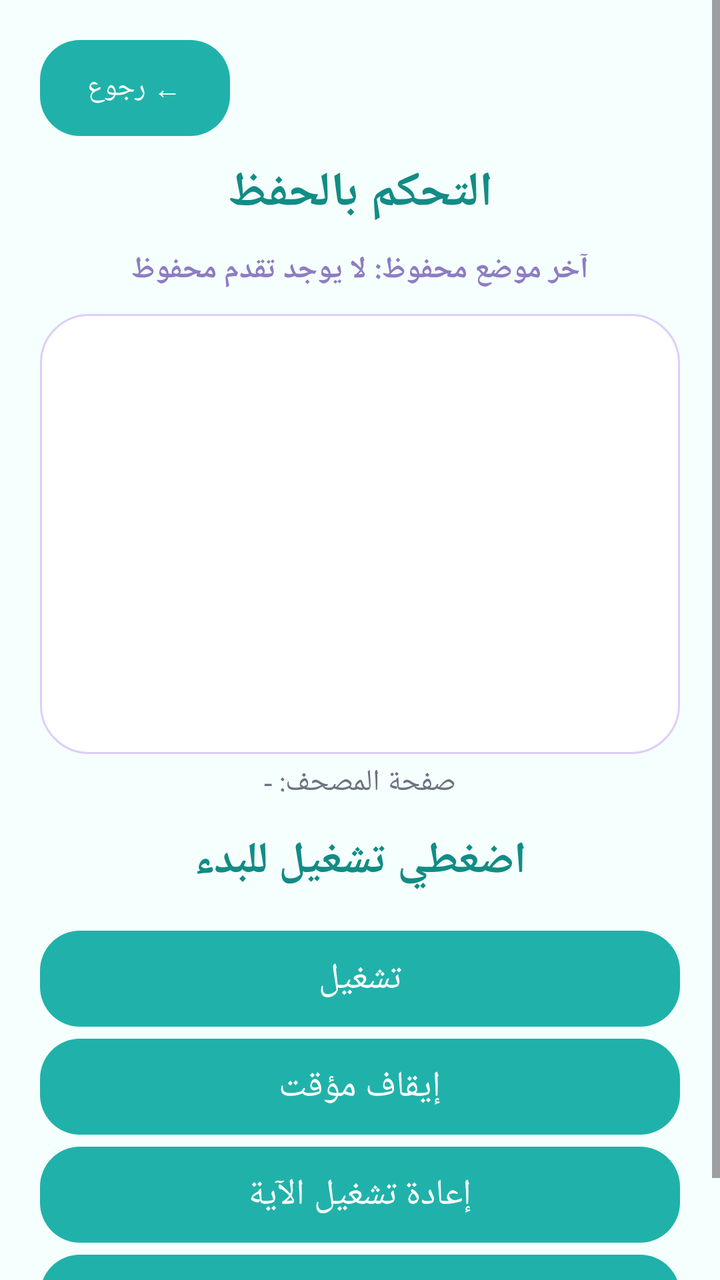
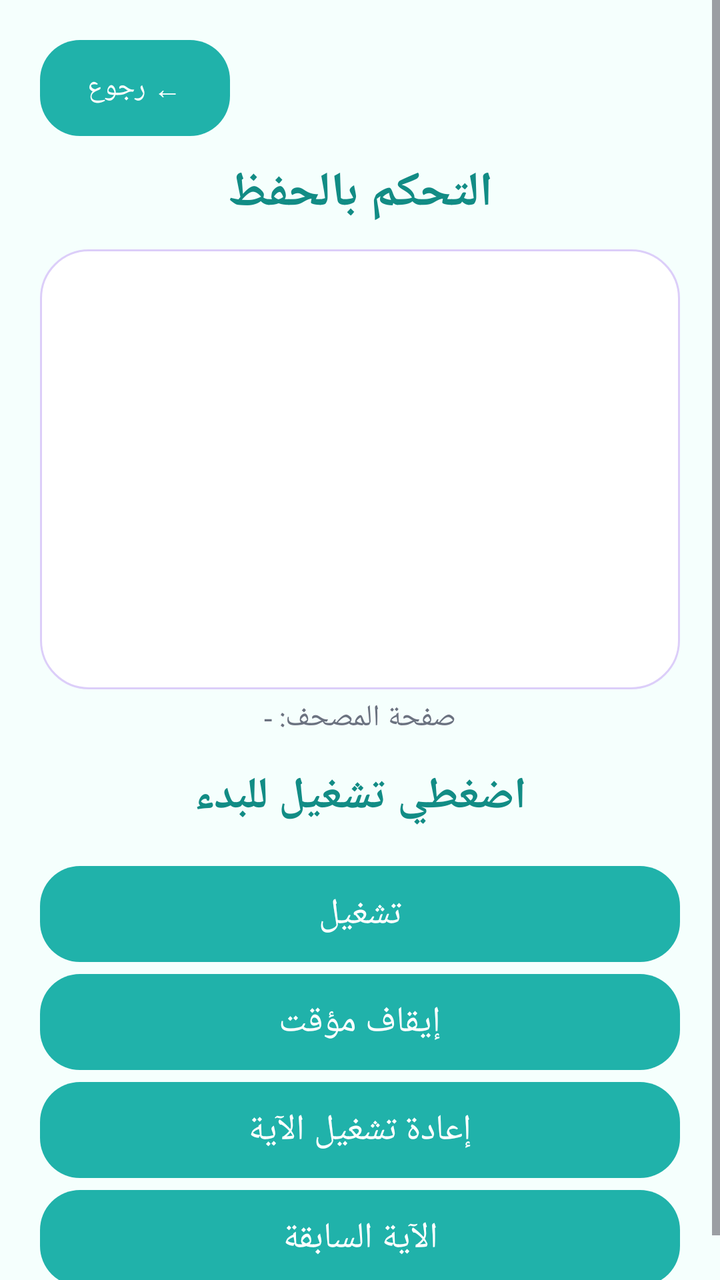

The first picture is an Android layout as it rendered before a commit; the second is the same layout after the commit. The layout source and the unified diff follow.
<!-- AndroidManifest.xml: application theme Theme.Qiraati -->
<!-- res/layout/activity_third.xml -->
<?xml version="1.0" encoding="utf-8"?>
<ScrollView
    xmlns:android="http://schemas.android.com/apk/res/android"
    android:layout_width="match_parent"
    android:layout_height="match_parent"
    android:background="@color/background_light">

    <LinearLayout
        android:layout_width="match_parent"
        android:layout_height="wrap_content"
        android:orientation="vertical"
        android:padding="20dp"
        android:gravity="center_horizontal">

        
        <Button
            android:id="@+id/btnBack"
            android:layout_width="wrap_content"
            android:layout_height="wrap_content"
            android:text="← رجوع"
            android:textAllCaps="false"
            android:textColor="@color/text_light"
            android:background="@drawable/rounded_button"
            android:layout_gravity="start"
            android:layout_marginBottom="12dp"/>

        
        <TextView
            android:id="@+id/tvTitle"
            android:layout_width="wrap_content"
            android:layout_height="wrap_content"
            android:text="التحكم بالحفظ"
            android:textColor="@color/teal_dark"
            android:textSize="24sp"
            android:textStyle="bold"
            android:layout_marginBottom="12dp"/>

        
        <TextView
            android:id="@+id/tvLastProgress"
            android:layout_width="match_parent"
            android:layout_height="wrap_content"
            android:text="آخر موضع محفوظ: لا يوجد تقدم محفوظ"
            android:textColor="@color/purple_main"
            android:textSize="15sp"
            android:textStyle="bold"
            android:gravity="center"
            android:layout_marginBottom="12dp"/>

        
        <ImageView
            android:id="@+id/imgPage"
            android:layout_width="match_parent"
            android:layout_height="220dp"
            android:adjustViewBounds="true"
            android:background="@drawable/card_background"
            android:contentDescription="صورة صفحة المصحف"
            android:padding="8dp"
            android:scaleType="fitCenter"
            android:layout_marginBottom="4dp"/>

        
        <TextView
            android:id="@+id/tvPageInfo"
            android:layout_width="match_parent"
            android:layout_height="wrap_content"
            android:text="صفحة المصحف: -"
            android:textColor="@color/text_gray"
            android:textSize="15sp"
            android:gravity="center"
            android:layout_marginBottom="14dp"/>

        
        <TextView
            android:id="@+id/tvDisplay"
            android:layout_width="match_parent"
            android:layout_height="wrap_content"
            android:text="اضغطي تشغيل للبدء"
            android:textSize="22sp"
            android:textColor="@color/teal_dark"
            android:textStyle="bold"
            android:gravity="center"
            android:textDirection="rtl"
            android:textAlignment="center"
            android:lineSpacingExtra="8dp"
            android:layout_marginBottom="14dp"/>

        
        <Button
            android:id="@+id/btnPlay"
            android:layout_width="match_parent"
            android:layout_height="wrap_content"
            android:text="تشغيل"
            android:textAllCaps="false"
            android:textSize="18sp"
            android:textColor="@color/text_light"
            android:background="@drawable/rounded_button"
            android:layout_marginTop="6dp"/>

        
        <Button
            android:id="@+id/btnPause"
            android:layout_width="match_parent"
            android:layout_height="wrap_content"
            android:text="إيقاف مؤقت"
            android:textAllCaps="false"
            android:textSize="18sp"
            android:textColor="@color/text_light"
            android:background="@drawable/rounded_button"
            android:layout_marginTop="6dp"/>

        
        <Button
            android:id="@+id/btnReplay"
            android:layout_width="match_parent"
            android:layout_height="wrap_content"
            android:text="إعادة تشغيل الآية"
            android:textAllCaps="false"
            android:textSize="18sp"
            android:textColor="@color/text_light"
            android:background="@drawable/rounded_button"
            android:layout_marginTop="6dp"/>

        
        <Button
            android:id="@+id/btnPrevious"
            android:layout_width="match_parent"
            android:layout_height="wrap_content"
            android:text="الآية السابقة"
            android:textAllCaps="false"
            android:textSize="18sp"
            android:textColor="@color/text_light"
            android:background="@drawable/rounded_button"
            android:layout_marginTop="6dp"/>

    </LinearLayout>

</ScrollView>
<!-- resources referenced by this layout -->
<resources>
  <color name="background_light">#F5FFFD</color>
  <color name="purple_main">#8E7CC3</color>
  <color name="teal_dark">#128C85</color>
  <color name="text_gray">#6B7280</color>
  <color name="text_light">#FFFFFF</color>
  <!-- drawable card_background (drawable) -->
  <?xml version="1.0" encoding="utf-8"?>
  <shape xmlns:android="http://schemas.android.com/apk/res/android">
  
      <solid android:color="@color/card_light"/>
  
      <corners android:radius="24dp"/>
  
      <stroke
          android:width="1dp"
          android:color="@color/purple_light"/>
  
      <padding
          android:left="18dp"
          android:top="18dp"
          android:right="18dp"
          android:bottom="18dp"/>
  
  </shape>
  <!-- drawable rounded_button (drawable) -->
  <?xml version="1.0" encoding="utf-8"?>
  <shape xmlns:android="http://schemas.android.com/apk/res/android">
  
      <solid android:color="@color/teal_main"/>
  
      <corners android:radius="20dp"/>
  
      <padding
          android:left="12dp"
          android:top="12dp"
          android:right="12dp"
          android:bottom="12dp"/>
  
  </shape>
  <style name="Theme.Qiraati" parent="Theme.Material3.DayNight.NoActionBar">
  
          <item name="colorPrimary">@color/teal_main</item>
          <item name="colorSecondary">@color/purple_main</item>
  
          <item name="android:statusBarColor">@color/teal_dark</item>
  
          <item name="android:windowBackground">@color/background_light</item>
  
      </style>
  <color name="card_light">#FFFFFF</color>
  <color name="purple_light">#DCCEF9</color>
  <color name="teal_main">#20B2AA</color>
</resources>

<!-- the commit's change to res/layout/activity_third.xml (unified diff, before → after) -->
@@ -37,7 +37,7 @@
 
         
         <TextView
-            android:id="@+id/tvLastProgress"
+            android:visibility="gone"
             android:layout_width="match_parent"
             android:layout_height="wrap_content"
             android:text="آخر موضع محفوظ: لا يوجد تقدم محفوظ"
